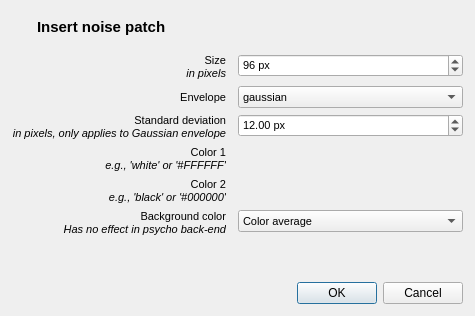
Old version of the form resources/ui/dialogs/noise_settings.ui in the repository open-cogsci/OpenSesame.
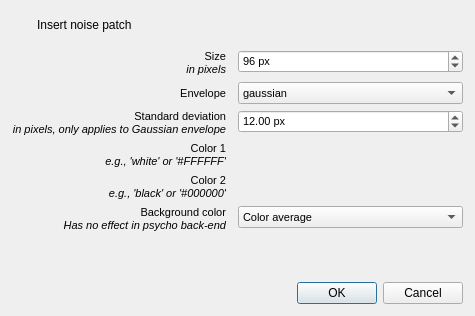
New version of the form. Icons and pictures are not drawn. Custom widgets are drawn as their Qt base class.

What changed in the file:
```diff
--- a/resources/ui/dialogs/noise_settings.ui
+++ b/resources/ui/dialogs/noise_settings.ui
@@ -53,13 +53,6 @@
       </item>
       <item>
        <widget class="QLabel" name="label_2">
-        <property name="font">
-         <font>
-          <pointsize>11</pointsize>
-          <weight>75</weight>
-          <bold>true</bold>
-         </font>
-        </property>
         <property name="text">
          <string>Insert noise patch</string>
         </property>
```
Left out of the diff: 2 changed lines with no effect on the pictures.
